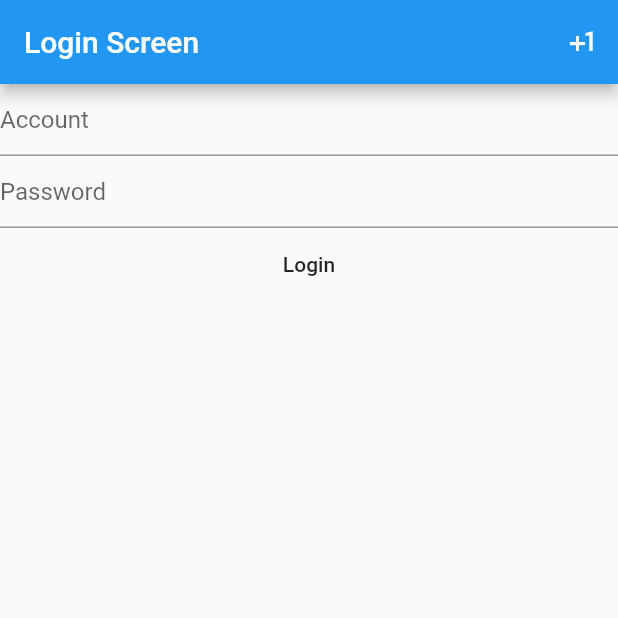
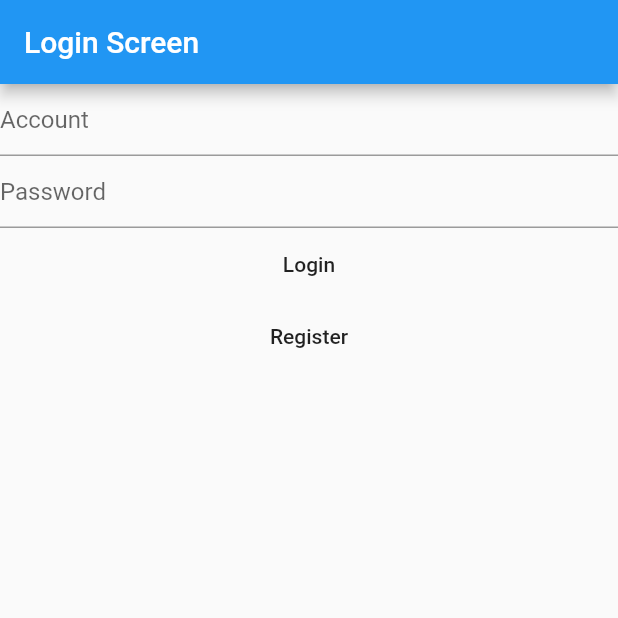
Before and after one commit to nxhiep/flutter_login, a Flutter app: the screen it shows after launch, on a phone screen of 412 x 824 dp, the top half of it. Run offline on Flutter 3.47's test engine with Material 2 defaults, Android fonts, the phone set to English and light mode, and no system bars; our stand-ins replace shared_preferences.

Commit message:
minor change

```diff
--- a/lib/screens/login_screen.dart
+++ b/lib/screens/login_screen.dart
@@ -33,9 +33,6 @@ class _LoginScreenState extends State<LoginScreen> {
     return Scaffold(
       appBar: AppBar(
         title: const Text("Login Screen"),
-        actions: [
-          IconButton(onPressed: _onGotoRegisterScreen, icon: const Icon(Icons.plus_one))
-        ],
       ),
       body: Column(
         children: [
@@ -55,6 +52,10 @@ class _LoginScreenState extends State<LoginScreen> {
           MaterialButton(
             onPressed: _onLogin,
             child: const Text("Login"),
+          ),
+          MaterialButton(
+            onPressed: _onGotoRegisterScreen,
+            child: const Text("Register"),
           )
         ],
       ),
```
Also changed, not shown: lib/screens/register_screen.dart (+4 -3 lines).
